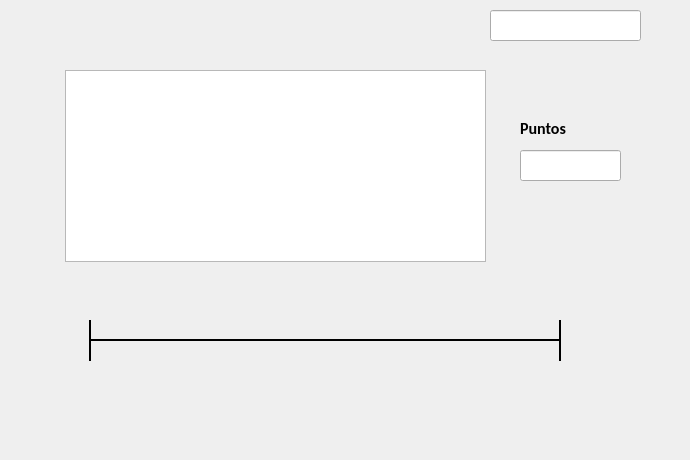
This is GUILBass/forms/jugar.ui in mgoyret/UTN_FRBA_INFO_II_2020_TPO_LASER-BASS as Qt 5 draws it before an edit. The edited form follows.
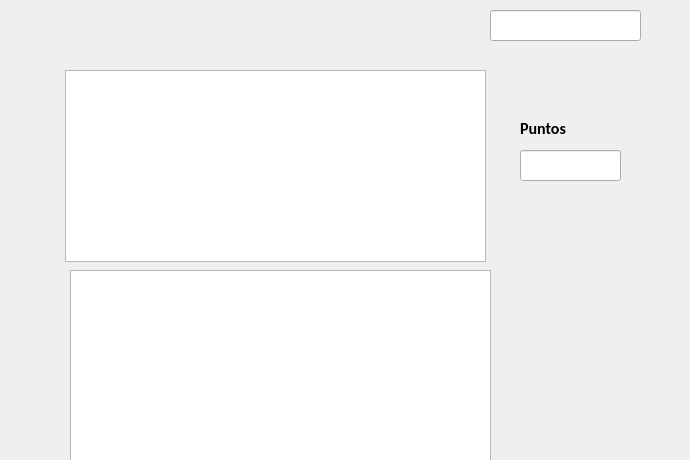
This is the edited form. Custom widgets are drawn as their Qt base class.

What changed in the file:
```diff
--- a/GUILBass/forms/jugar.ui
+++ b/GUILBass/forms/jugar.ui
@@ -50,78 +50,6 @@
     <string>Puntos</string>
    </property>
   </widget>
-  <widget class="Line" name="Linea_tiempo">
-   <property name="enabled">
-    <bool>true</bool>
-   </property>
-   <property name="geometry">
-    <rect>
-     <x>90</x>
-     <y>330</y>
-     <width>471</width>
-     <height>20</height>
-    </rect>
-   </property>
-   <property name="sizePolicy">
-    <sizepolicy hsizetype="Minimum" vsizetype="Fixed">
-     <horstretch>0</horstretch>
-     <verstretch>0</verstretch>
-    </sizepolicy>
-   </property>
-   <property name="font">
-    <font>
-     <weight>50</weight>
-     <bold>false</bold>
-    </font>
-   </property>
-   <property name="frameShadow">
-    <enum>QFrame::Plain</enum>
-   </property>
-   <property name="lineWidth">
-    <number>2</number>
-   </property>
-   <property name="orientation">
-    <enum>Qt::Horizontal</enum>
-   </property>
-  </widget>
-  <widget class="Line" name="line_9">
-   <property name="geometry">
-    <rect>
-     <x>80</x>
-     <y>320</y>
-     <width>20</width>
-     <height>41</height>
-    </rect>
-   </property>
-   <property name="frameShadow">
-    <enum>QFrame::Plain</enum>
-   </property>
-   <property name="lineWidth">
-    <number>2</number>
-   </property>
-   <property name="orientation">
-    <enum>Qt::Vertical</enum>
-   </property>
-  </widget>
-  <widget class="Line" name="line_10">
-   <property name="geometry">
-    <rect>
-     <x>550</x>
-     <y>320</y>
-     <width>20</width>
-     <height>41</height>
-    </rect>
-   </property>
-   <property name="frameShadow">
-    <enum>QFrame::Plain</enum>
-   </property>
-   <property name="lineWidth">
-    <number>2</number>
-   </property>
-   <property name="orientation">
-    <enum>Qt::Vertical</enum>
-   </property>
-  </widget>
   <widget class="QGuitarView" name="graphicsView">
    <property name="geometry">
     <rect>
@@ -142,6 +70,16 @@
     </rect>
    </property>
   </widget>
+  <widget class="QNoteView" name="graphicsView_2">
+   <property name="geometry">
+    <rect>
+     <x>70</x>
+     <y>270</y>
+     <width>421</width>
+     <height>192</height>
+    </rect>
+   </property>
+  </widget>
  </widget>
  <customwidgets>
   <customwidget>
@@ -149,6 +87,11 @@
    <extends>QGraphicsView</extends>
    <header location="global">qguitarview.h</header>
   </customwidget>
+  <customwidget>
+   <class>QNoteView</class>
+   <extends>QGraphicsView</extends>
+   <header location="global">qnoteview.h</header>
+  </customwidget>
  </customwidgets>
  <resources/>
  <connections/>
```
